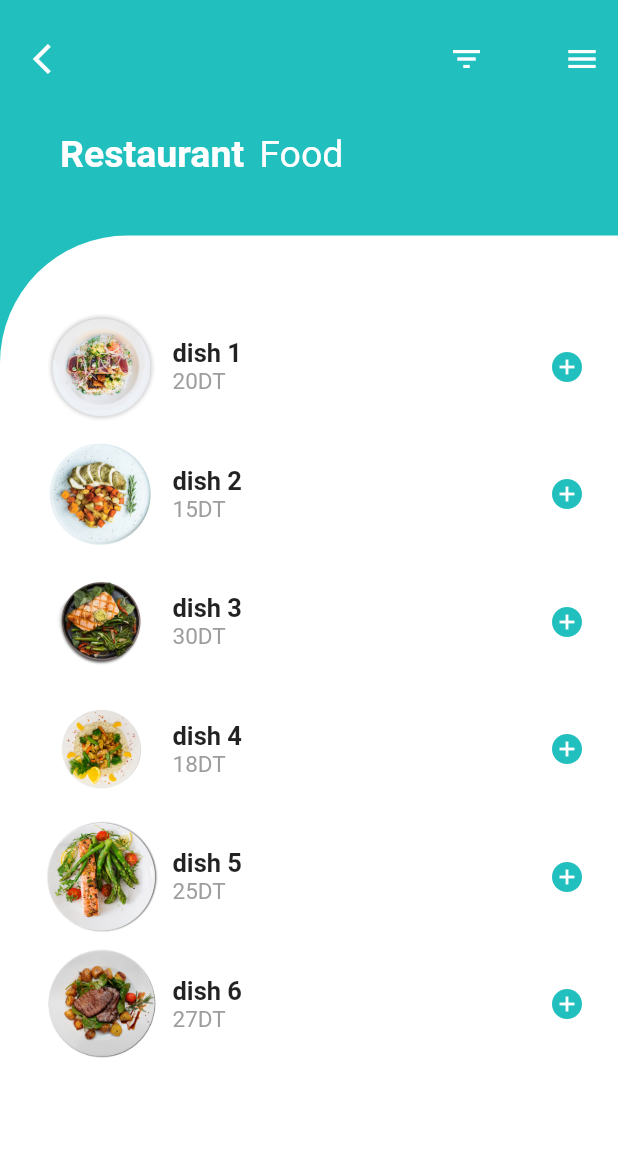
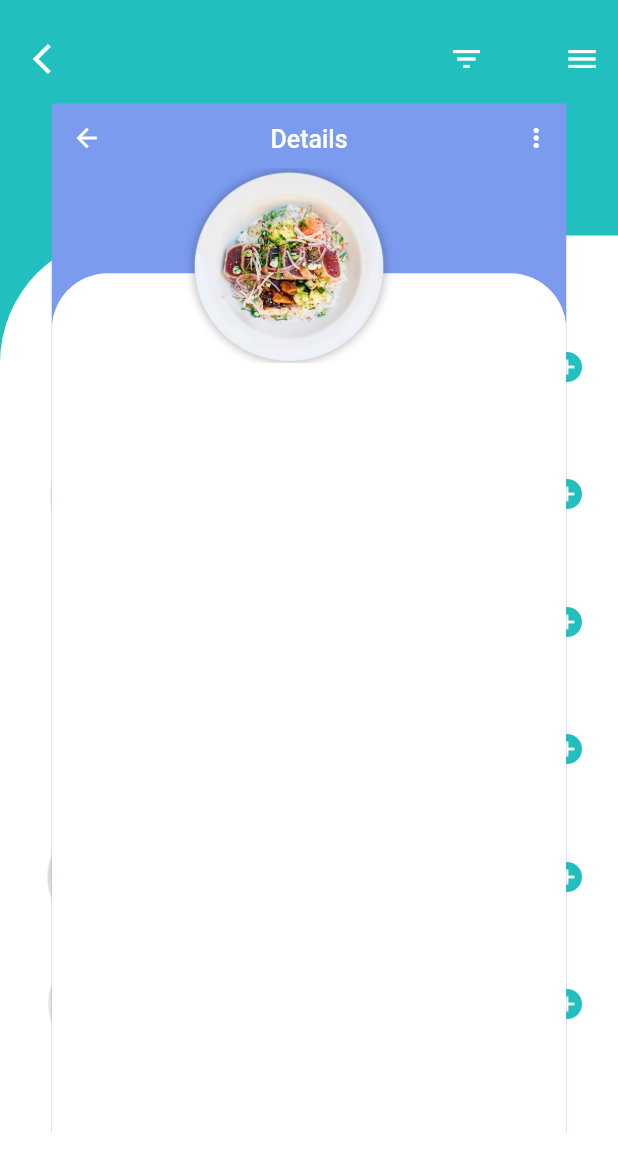
Before and after one commit to AymenSoft/FlutterOrderFood, a Flutter app: the screen it shows after launch, after a tap on "dish 1", on a phone screen of 412 x 824 dp. Shown: the top 1172 px of the screen. Run offline on Flutter 3.47's test engine with Material 2 defaults, Android fonts, the phone set to English and light mode, and no system bars; Roboto replaces fonts that are missing (Montserrat); project files that could hold a hidden picture were left out.

Commit message:
create and animate food details screen

```diff
--- /dev/null
+++ b/lib/screens/food_details.dart
@@ -0,0 +1,108 @@
+import 'package:flutter/cupertino.dart';
+import 'package:flutter/material.dart';
+
+class FoodDetails extends StatefulWidget {
+
+  final heroTag;
+  final name;
+  final price;
+
+  FoodDetails(this.heroTag, this.name, this.price);
+
+  @override
+  _FoodDetailsState createState() => _FoodDetailsState(this.heroTag, this.name, this.price);
+}
+
+class _FoodDetailsState extends State<FoodDetails> {
+
+  final heroTag;
+  final name;
+  final price;
+
+  _FoodDetailsState(this.heroTag, this.name, this.price);
+
+  @override
+  Widget build(BuildContext context) {
+    return scaffoldBody();
+  }
+
+  //create screen body
+  Scaffold scaffoldBody(){
+    return Scaffold(
+      backgroundColor: Color(0xff7A9BEE),
+      appBar: AppBar(
+        elevation: 0,
+        backgroundColor: Colors.transparent,
+        leading: IconButton(
+          onPressed: (){
+            Navigator.of(context).pop();
+          },
+          icon: Icon(Icons.arrow_back, color: Colors.white),
+        ),
+        title: Text('Details'),
+        centerTitle: true,
+        actions: <Widget>[
+          IconButton(
+            onPressed: (){},
+            icon: Icon(Icons.more_vert),
+          )
+        ],
+      ),
+      body: foodDetails(),
+    );
+  }
+
+  //create food details
+  ListView foodDetails(){
+    return ListView(
+      children: <Widget>[
+        Stack(
+          children: <Widget>[
+            Container(
+              height: MediaQuery.of(context).size.height,
+              width: MediaQuery.of(context).size.width,
+            ),
+            Positioned(
+              top: 80,
+              child: Container(
+                height: MediaQuery.of(context).size.height,
+                width: MediaQuery.of(context).size.width,
+                decoration: BoxDecoration(
+                  color: Colors.white,
+                  borderRadius: BorderRadius.only(
+                    topLeft: Radius.circular(45),
+                    topRight: Radius.circular(45)
+                  )
+                ),
+              ),
+            ),
+            Positioned(
+              top: 20,
+              height: 150,
+              width: MediaQuery.of(context).size.width,
+              child: Wrap(
+                alignment: WrapAlignment.center,
+                children: [
+                  Hero(
+                    tag: widget.heroTag,
+                    child: Container(
+                      height: 150,
+                      width: 150,
+                      decoration: BoxDecoration(
+                        image: DecorationImage(
+                          image: AssetImage(widget.heroTag),
+                          fit: BoxFit.cover
+                        ),
+                      ),
+                    ),
+                  )
+                ],
+              ),
+            )
+          ],
+        )
+      ],
+    );
+  }
+
+}
--- a/lib/screens/home_screen.dart
+++ b/lib/screens/home_screen.dart
@@ -96,12 +96,12 @@ class _HomeScreenState extends State<HomeScreen> {
             height: MediaQuery.of(context).size.height - 230,
             child: ListView(
               children: <Widget>[
-                foodListItem("images/plate1.png", "dish 1", "20DT"),
-                foodListItem("images/plate2.png", "dish 2", "15DT"),
-                foodListItem("images/plate3.png", "dish 3", "30DT"),
-                foodListItem("images/plate4.png", "dish 4", "18DT"),
-                foodListItem("images/plate5.png", "dish 5", "25DT"),
-                foodListItem("images/plate6.png", "dish 6", "27DT"),
+                foodListItem(context, "images/plate1.png", "dish 1", "20DT"),
+                foodListItem(context, "images/plate2.png", "dish 2", "15DT"),
+                foodListItem(context, "images/plate3.png", "dish 3", "30DT"),
+                foodListItem(context, "images/plate4.png", "dish 4", "18DT"),
+                foodListItem(context, "images/plate5.png", "dish 5", "25DT"),
+                foodListItem(context, "images/plate6.png", "dish 6", "27DT"),
               ],
             ),
           ),
--- a/lib/widgets/food_list_item.dart
+++ b/lib/widgets/food_list_item.dart
@@ -1,12 +1,13 @@
-import 'dart:math';
+import 'package:flutter/material.dart';
+import 'package:flutter_order_food/screens/food_details.dart';
 
-import 'package:flutter/material.dart';
-
-Widget foodListItem(String picture, String name, String price){
+Widget foodListItem(context, String picture, String name, String price){
   return Padding(
     padding: EdgeInsets.all(5),
     child: InkWell(
-      onTap: (){},
+      onTap: (){
+        Navigator.push(context, SlideRightRoute(FoodDetails(picture, name, price)));
+      },
       child: Row(
         mainAxisAlignment: MainAxisAlignment.spaceBetween,
         children: <Widget>[
@@ -59,3 +60,36 @@ Widget foodListItem(String picture, String name, String price){
     ),
   );
 }
+
+//slide screens when open/close
+class SlideRightRoute extends PageRouteBuilder {
+  final Widget page;
+
+  SlideRightRoute(this.page)
+      : super(
+      transitionDuration: Duration(milliseconds: 2000),
+          pageBuilder: (
+            BuildContext context,
+            Animation<double> animation,
+            Animation<double> secondaryAnimation,
+          ) =>
+              page,
+          transitionsBuilder: (
+            BuildContext context,
+            Animation<double> animation,
+            Animation<double> secondaryAnimation,
+            Widget child,
+          ) =>ScaleTransition(
+            scale: Tween<double>(
+              begin: 0.0,
+              end: 1.0,
+            ).animate(
+              CurvedAnimation(
+                parent: animation,
+                curve: Curves.fastOutSlowIn,
+              ),
+            ),
+            child: child,
+          ),
+        );
+}
```
